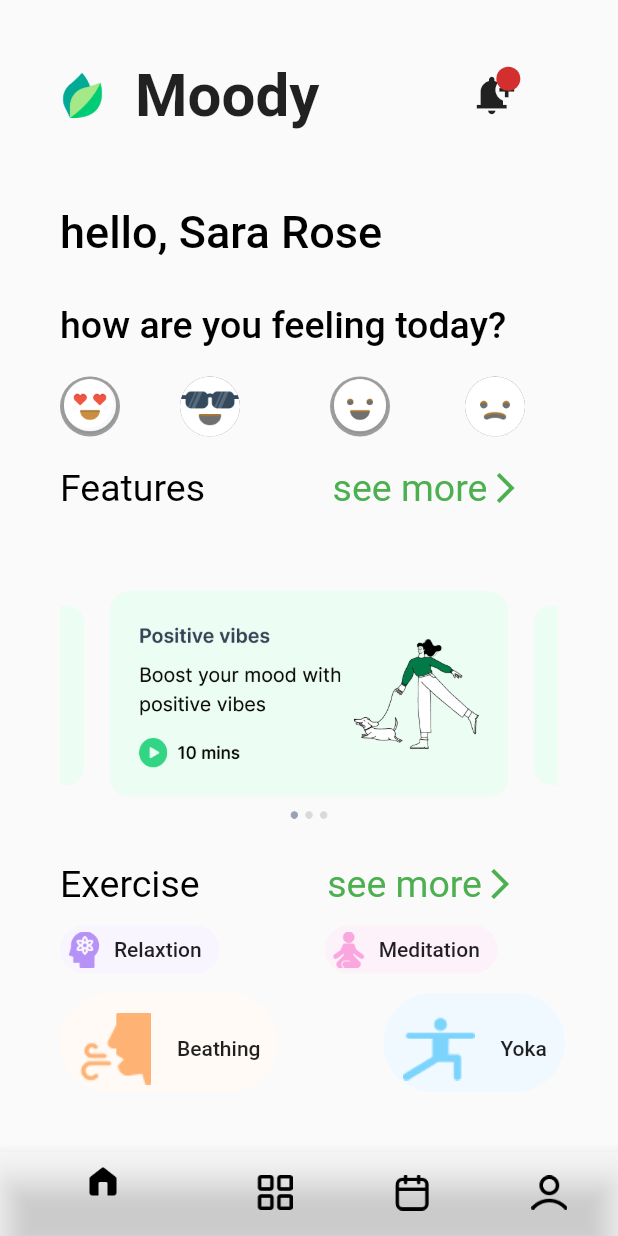
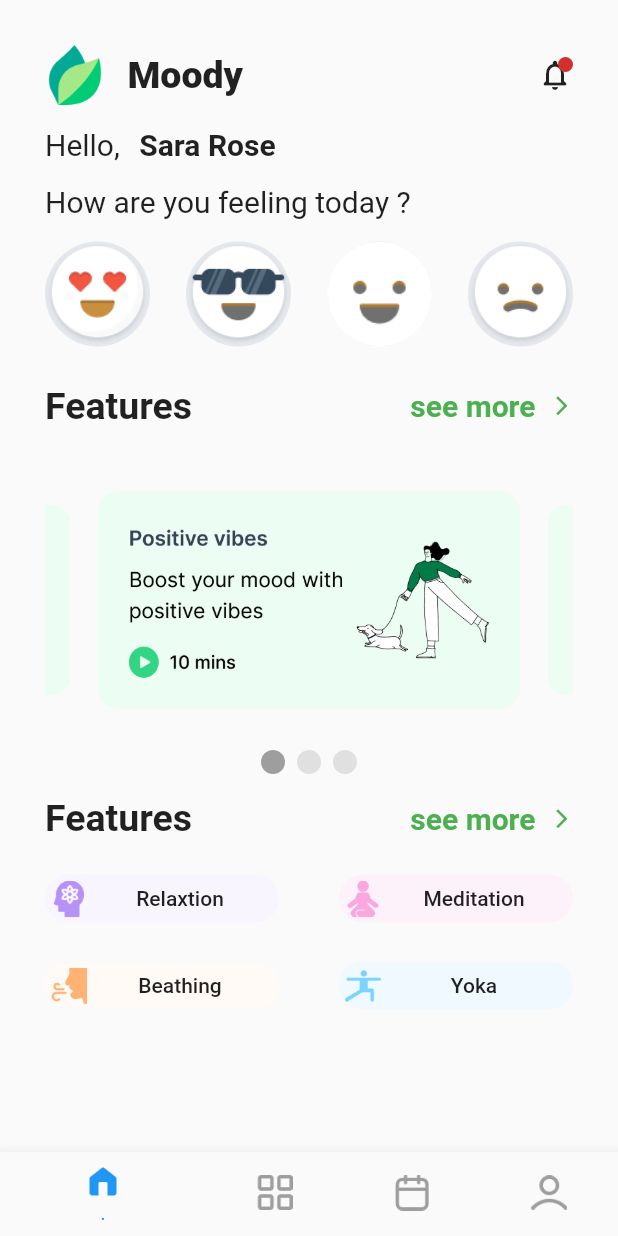
Before and after one commit to AymanHatabah/practice_quiz, a Flutter app: the screen it shows after launch, on a phone screen of 412 x 824 dp. Run offline on Flutter 3.47's test engine with Material 2 defaults, Android fonts, the phone set to English and light mode, and no system bars; drawn by our look-alikes of carousel_slider, smooth_page_indicator; our stand-ins replace google_fonts; Roboto replaces fonts that are missing (Habibi).

Commit message:
app init

```diff
--- a/lib/Home.dart
+++ b/lib/Home.dart
@@ -1,303 +1,315 @@
 import 'package:carousel_slider/carousel_slider.dart';
 import 'package:flutter/material.dart';
+import 'package:google_fonts/google_fonts.dart';
 import 'package:practice/slide_A.dart';
+
+import 'package:smooth_page_indicator/smooth_page_indicator.dart';
 
 class Home extends StatelessWidget {
   static const String routename = "home";
-  bool select = false;
-  int index = 0;
+  final myitems = [
+    Image.asset("assets/images/img_5.png"),
+    Image.asset("assets/images/img_5.png"),
+    Image.asset("assets/images/img_5.png")
+  ];
+  int myindex = 0;
+  bool _select = false;
 
   @override
   Widget build(BuildContext context) {
-    final items = [Image.asset("assets/images/img_5.png")];
-    int myindex = 0;
-    return Scaffold(
-        body: Padding(
-            padding: const EdgeInsets.all(40),
-            child: Column(children: [
+    return SafeArea(
+        child: Scaffold(
+      body: Padding(
+        padding: const EdgeInsets.all(30.0),
+        child: SingleChildScrollView(
+          child: Column(
+            children: [
               Row(
                 children: [
                   Image.asset(
                     "assets/images/img_1.png",
-                    width: 30,
-                    height: 31.5,
+                    width: 40,
+                    height: 40,
+                    fit: BoxFit.fill,
                   ),
                   SizedBox(
-                    width: 20,
+                    width: 15,
                   ),
-                  Text("Moody",
-                      style:
-                          TextStyle(fontSize: 40, fontWeight: FontWeight.bold)),
+                  Text(
+                    "Moody",
+                    style: GoogleFonts.habibi(
+                        fontWeight: FontWeight.w800, fontSize: 25),
+                  ),
+                  Spacer(),
+                  Badge(
+                    smallSize: 10,
+                    largeSize: 10,
+                    child: Icon(
+                      Icons.notifications_none_rounded,
+                      size: 24,
+                    ),
+                  )
+                ],
+              ),
+              SizedBox(
+                height: 15,
+              ),
+              Row(
+                children: [
+                  Text(
+                    "Hello,",
+                    style: TextStyle(fontWeight: FontWeight.w400, fontSize: 20),
+                  ),
                   SizedBox(
-                    width: 100,
+                    width: 13,
                   ),
-                  Badge(
-
-                    label: Text(""),
-                    child: Icon(
-                      Icons.notification_add,
-                      size: 30,
+                  Text(
+                    "Sara Rose",
+                    style: TextStyle(fontWeight: FontWeight.bold, fontSize: 20),
+                  )
+                ],
+              ),
+              SizedBox(
+                height: 15,
+              ),
+              Row(
+                children: [
+                  Text("How are you feeling today ?",
+                      style: TextStyle(fontWeight: FontWeight.w400, fontSize: 20))
+                ],
+              ),
+              SizedBox(
+                height: 15,
+              ),
+              Row(
+                mainAxisAlignment: MainAxisAlignment.spaceBetween,
+                children: [
+                  Container(
+                    height: 70,
+                    width: 70,
+                    decoration: BoxDecoration(
+                        color: Color.fromRGBO(228, 231, 236, 1),
+                        // borderRadius: BorderRadius.circular(35),
+                        shape: BoxShape.circle),
+                    child: Image.asset(
+                      "assets/images/img_2.png",
+                      width: 40,
+                      height: 40,
+                      fit: BoxFit.fill,
+                    ),
+                  ),
+                  Container(
+                    height: 70,
+                    width: 70,
+                    decoration: BoxDecoration(
+                        color: Color.fromRGBO(228, 231, 236, 1),
+                        // borderRadius: BorderRadius.circular(35),
+                        shape: BoxShape.circle),
+                    child: Image.asset(
+                      "assets/images/img_3.png",
+                      width: 40,
+                      height: 40,
+                      fit: BoxFit.fill,
+                    ),
+                  ),
+                  Container(
+                    height: 70,
+                    width: 70,
+                    decoration: BoxDecoration(
+                        color: Color.fromRGBO(228, 231, 236, 1),
+                        // borderRadius: BorderRadius.circular(35),
+                        shape: BoxShape.circle),
+                    child: Image.asset(
+                      "assets/images/img_4.png",
+                      width: 40,
+                      height: 40,
+                      fit: BoxFit.fill,
+                    ),
+                  ),
+                  Container(
+                    height: 70,
+                    width: 70,
+                    decoration: BoxDecoration(
+                        color: Color.fromRGBO(228, 231, 236, 1),
+                        // borderRadius: BorderRadius.circular(35),
+                        shape: BoxShape.circle),
+                    child: Image.asset(
+                      "assets/images/img_15.png",
+                      width: 40,
+                      height: 40,
+                      fit: BoxFit.fill,
                     ),
                   ),
                 ],
               ),
               SizedBox(
-                height: 50,
+                height: 25,
               ),
               Row(
                 children: [
                   Text(
-                    "hello, Sara Rose",
+                    "Features",
+                    style: TextStyle(fontSize: 25, fontWeight: FontWeight.bold),
+                  ),
+                  Spacer(),
+                  Text(
+                    "see more",
                     style: TextStyle(
-                        color: Colors.black,
-                        fontWeight: FontWeight.w500,
-                        fontSize: 30),
+                        color: Colors.green,
+                        fontWeight: FontWeight.w600,
+                        fontSize: 20),
+                  ),
+                  SizedBox(
+                    width: 10,
+                  ),
+                  Icon(
+                    Icons.arrow_forward_ios,
+                    size: 15,
+                    color: Colors.green,
                   )
                 ],
               ),
               SizedBox(
-                height: 30,
+                height: 15,
+              ),
+              CarouselSlider(
+                items: myitems,
+                options: CarouselOptions(
+                  autoPlay: true,
+                  height: 200,
+                  autoPlayCurve: Curves.fastOutSlowIn,
+                  autoPlayAnimationDuration: const Duration(milliseconds: 800),
+                  autoPlayInterval: const Duration(seconds: 2),
+                  enlargeCenterPage: true,
+                  aspectRatio: 2.0,
+                ),
+              ),
+              AnimatedSmoothIndicator(
+                activeIndex: myindex,
+                count: myitems.length,
+                effect: WormEffect(
+                    dotColor: Colors.grey.shade300, activeDotColor: Colors.grey),
+              ),
+              SizedBox(
+                height: 15,
               ),
               Row(
                 children: [
                   Text(
-                    "how are you feeling today?",
+                    "Features",
+                    style: TextStyle(fontSize: 25, fontWeight: FontWeight.bold),
+                  ),
+                  Spacer(),
+                  Text(
+                    "see more",
                     style: TextStyle(
-                        color: Colors.black,
-                        fontWeight: FontWeight.w500,
-                        fontSize: 25),
+                        color: Colors.green,
+                        fontWeight: FontWeight.w600,
+                        fontSize: 20),
+                  ),
+                  SizedBox(
+                    width: 10,
+                  ),
+                  Icon(
+                    Icons.arrow_forward_ios,
+                    size: 15,
+                    color: Colors.green,
                   )
                 ],
               ),
               SizedBox(
-                height: 20,
+                height: 15,
               ),
               Row(
                 children: [
-                  Container(
-                    height: 40,
-                    width: 40,
-                    decoration: BoxDecoration(
-                      color: Colors.grey,
-                      image: DecorationImage(
-                        image: AssetImage(
-                          "assets/images/img.png",
-                        ),
-                        fit: BoxFit.fill,
-                      ),
-                      shape: BoxShape.circle,
+                  Expanded(
+                    child: ChoiceChip(
+                      backgroundColor: Color.fromRGBO(249, 245, 255, 1),
+                      avatar: Image.asset("assets/images/img_6.png"),
+                      label: Center(child: Text("Relaxtion")),
+                      selected: _select,
+                      onSelected: (value) {
+                        _select = value;
+                      },
                     ),
                   ),
                   SizedBox(
                     width: 40,
                   ),
-                  Container(
-                    height: 40,
-                    width: 40,
-                    decoration: BoxDecoration(
-                      color: Colors.grey,
-                      image: DecorationImage(
-                        image: AssetImage(
-                          "assets/images/img_2.png",
-                        ),
-                        fit: BoxFit.fill,
-                      ),
-                      shape: BoxShape.circle,
+                  Expanded(
+                    child: ChoiceChip(
+                      backgroundColor: Color.fromRGBO(253, 242, 250, 1),
+                      avatar: Image.asset("assets/images/img_7.png"),
+                      label: Center(child: Text("Meditation")),
+                      selected: _select,
+                      onSelected: (value) {
+                        _select = value;
+                      },
+                    ),
+                  )
+                ],
+              ),
+              SizedBox(
+                height: 10,
+              ),
+              Row(
+                children: [
+                  Expanded(
+                    child: ChoiceChip(
+                      backgroundColor: Color.fromRGBO(255, 250, 245, 1),
+                      avatar: Image.asset("assets/images/img_8.png"),
+                      label: Center(child: Text("Beathing")),
+                      selected: _select,
+                      onSelected: (value) {
+                        _select = value;
+                      },
                     ),
                   ),
                   SizedBox(
-                    width: 60,
+                    width: 40,
                   ),
-                  Container(
-                    height: 40,
-                    width: 40,
-                    decoration: BoxDecoration(
-                      color: Colors.grey,
-                      image: DecorationImage(
-                        image: AssetImage(
-                          "assets/images/img_3.png",
-                        ),
-                        fit: BoxFit.fill,
-                      ),
-                      shape: BoxShape.circle,
-                    ),
-                  ),
-                  SizedBox(
-                    width: 50,
-                  ),
-                  Container(
-                    height: 40,
-                    width: 40,
-                    decoration: BoxDecoration(
-                      color: Colors.grey,
-                      image: DecorationImage(
-                        image: AssetImage(
-                          "assets/images/img_4.png",
-                        ),
-                        fit: BoxFit.fill,
-                      ),
-                      shape: BoxShape.circle,
-                    ),
-                  ),
-                ],
-              ),
-              SizedBox(
-                height: 20,
-              ),
-              Row(
-                children: [
-                  Text(
-                    "Features",
-                    style: TextStyle(color: Colors.black, fontSize: 25),
-                  ),
-                  SizedBox(
-                    width: 85,
-                  ),
-                  Text("see more",
-                      style: TextStyle(color: Colors.green, fontSize: 25)),
-                  Icon(
-                    Icons.arrow_forward_ios,
-                    color: Colors.green,
-                  ),
-                ],
-              ),
-              SizedBox(
-                height: 30,
-              ),
-              CarouselSlider(
-                  items: items,
-                  options: CarouselOptions(
-                    autoPlay: true,
-                    height: 200,
-                    autoPlayCurve: Curves.fastOutSlowIn,
-                    autoPlayAnimationDuration:
-                        const Duration(milliseconds: 800),
-                    autoPlayInterval: const Duration(seconds: 2),
-                    enlargeCenterPage: true,
-                    aspectRatio: 2.0,
-                  )),
-              SizedBox(
-                height: 5,
-              ),
-              Row(
-                children: [
-                  Text(
-                    "Exercise",
-                    style: TextStyle(color: Colors.black, fontSize: 25),
-                  ),
-                  SizedBox(
-                    width: 85,
-                  ),
-                  Text("see more",
-                      style: TextStyle(color: Colors.green, fontSize: 25)),
-                  Icon(
-                    Icons.arrow_forward_ios,
-                    color: Colors.green,
-                  ),
-                ],
-              ),
-              SizedBox(
-                height: 5,
-              ),
-              Row(
-                children: [
-                  ChoiceChip(
-              backgroundColor: Color.fromRGBO(249,245 , 255,1 ),
-                    avatar: Image.asset("assets/images/img_6.png"),
-                    label: Center(child: Text("Relaxtion")),
-                    selected: select,
-                    onSelected: (value) {
-                      select = value;
-                    },
-                  ),
-                  SizedBox(
-                    width: 70,
-                  ),
-                  ChoiceChip(
-                    backgroundColor: Color.fromRGBO(253, 242, 250, 1)
-    ,
-                    avatar: Image.asset("assets/images/img_7.png"),
-                    label: Center(child: Text("Meditation")),
-                    selected: select,
-                    onSelected: (value) {
-                      select = value;
-                    },
-                  ),
-                ],
-              ),
-              SizedBox(
-                height: 5,
-              ),
-              Expanded(
-                child: Row(children: [
-                  ChoiceChip(
-                    backgroundColor:Color.fromRGBO(255, 250, 245, 1),
-
-                  avatar: Image.asset("assets/images/img_8.png"),
-                    label: Center(child: Text("Beathing")),
-                    selected: select,
-                    onSelected: (value) {
-                      select = value;
-                    },
-                  ),
-                  SizedBox(
-                    width: 70,
-                  ),
-                  ChoiceChip(
-                    backgroundColor:Color.fromRGBO(240, 249, 255,1)
-
-      ,
+                  Expanded(
+                      child: ChoiceChip(
+                    backgroundColor: Color.fromRGBO(240, 249, 255, 1),
                     selectedColor: Colors.red,
                     avatar: Image.asset("assets/images/img_9.png"),
                     label: Center(child: Text("Yoka")),
-                    selected: select,
+                    selected: _select,
                     onSelected: (value) {
-                      select = value;
+                      _select = value;
                     },
-                  ),
-                ]),
+                  ))
+                ],
               ),
-            ])),
-        bottomNavigationBar: BottomNavigationBar(
-
-          selectedItemColor:Colors.blue,
-          currentIndex: index,
-          backgroundColor: Colors.white,
-          onTap: (value) {
-           Navigator.pushNamed(context,FiTest.routename);
-          },
-          items: [
+            ],
+          ),
+        ),
+      ),
+      bottomNavigationBar: BottomNavigationBar(
+          iconSize: 24,
+          showSelectedLabels: true,
+          backgroundColor: const Color.fromRGBO(255, 255, 255, 1),
+          unselectedItemColor: Colors.grey,
+          selectedItemColor: Colors.blue,
+          onTap: (value) => Navigator.pushNamed(context, FiTest.routename),
+          items: const [
             BottomNavigationBarItem(
-                label: "",
-                icon: ImageIcon(
-                  AssetImage(
-                    "assets/images/img_10.png",
-                  ),
-                  color: Colors.black,
-                ),
-                backgroundColor: Colors.white30),
+              icon: ImageIcon(AssetImage("assets/images/img_10.png")),
+              label: '.',
+            ),
             BottomNavigationBarItem(
-                label: "",
-                icon: ImageIcon(
-                  AssetImage("assets/images/img_11.png"),
-                  color: Colors.black,
-                ),
-                backgroundColor: Colors.white30),
+              icon: ImageIcon(AssetImage("assets/images/img_11.png")),
+              label: 'item',
+            ),
             BottomNavigationBarItem(
-                label:  "",
-                icon: ImageIcon(
-                  AssetImage("assets/images/img_12.png"),
-                  color: Colors.black,
-                ),
-                backgroundColor: Colors.white30),
+              icon: ImageIcon(AssetImage("assets/images/img_12.png")),
+              label: 'celender',
+            ),
             BottomNavigationBarItem(
-                label: "",
-                icon: ImageIcon(
-                  AssetImage("assets/images/img_13.png"),
-                  color: Colors.black,
-                ),
-                backgroundColor: Colors.white30),
-          ],
-        ));
+              icon: ImageIcon(AssetImage("assets/images/img_13.png")),
+              label: 'profile',
+            )
+          ]),
+    ));
   }
 }
--- a/pubspec.yaml
+++ b/pubspec.yaml
@@ -36,7 +36,9 @@ dependencies:
   # Use with the CupertinoIcons class for iOS style icons.
   cupertino_icons: ^1.0.2
   carousel_slider: ^4.2.1
+  smooth_page_indicator: ^1.1.0
   badges: ^3.1.2
+  google_fonts: ^6.1.0
 dev_dependencies:
   flutter_test:
     sdk: flutter
```
Also changed, not shown: assets/images/img.png, assets/images/img_15.png (added), assets/images/img_2.png, assets/images/img_3.png, assets/images/img_4.png, assets/images/img_5.png, pubspec.lock.
